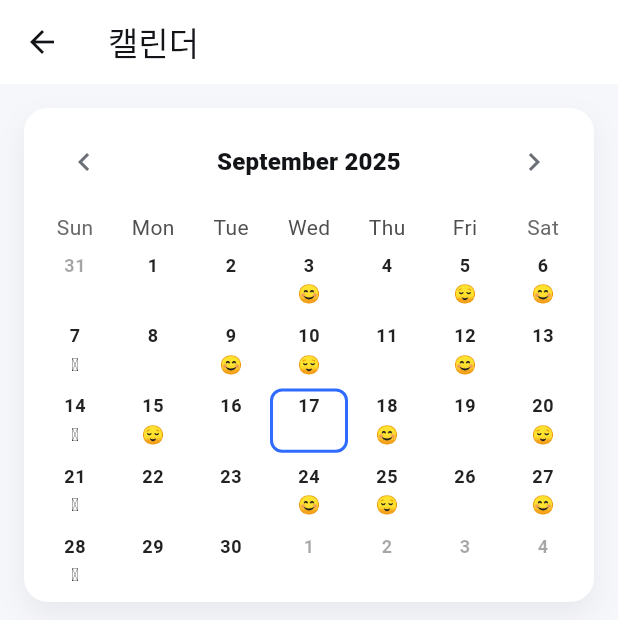
After one commit to mmiemmiedevelop/flutter_mind_avenue, a Flutter app: the screen it shows after launch, after a tap on the "calendar today" icon, on a phone screen of 412 x 824 dp. The commit adds this screen. Shown: the top 620 px of the screen. Run offline on Flutter 3.47's test engine with Material 3 defaults, Android fonts, the phone set to English and light mode, and no system bars; drawn by our look-alikes of table_calendar.

Commit message:
feat: 캘린더뷰 임시

```diff
--- a/lib/app.dart
+++ b/lib/app.dart
@@ -1,5 +1,6 @@
 import 'package:flutter/material.dart';
 import 'views/home/home_view.dart';
+import 'views/calendar/calendar_view.dart';
 
 class App extends StatelessWidget {
   const App({super.key});
@@ -11,7 +12,10 @@ class App extends StatelessWidget {
       theme: ThemeData(
         colorScheme: ColorScheme.fromSeed(seedColor: Colors.deepPurple),
       ),
-      routes: {'/': (context) => const HomeView()},
+      routes: {
+        '/': (context) => const HomeView(),
+        '/calendar': (context) => const CalendarView(),
+      },
     );
   }
 }
--- /dev/null
+++ b/lib/views/calendar/calendar_view.dart
@@ -0,0 +1,222 @@
+import 'package:flutter/material.dart';
+import 'package:table_calendar/table_calendar.dart';
+
+/// 만년달력: 기본 캘린더(table_calendar) + 날짜별 이모지 표시
+class CalendarView extends StatefulWidget {
+  const CalendarView({super.key});
+
+  @override
+  State<CalendarView> createState() => _CalendarViewState();
+}
+
+class _CalendarViewState extends State<CalendarView> {
+  late DateTime _focusedDay;
+  DateTime? _selectedDay;
+
+  // 날짜별 이모지 데이터 (샘플)
+  // 실제로는 로컬/서버/DB 연동하여 로드하면 됩니다.
+  final Map<DateTime, String> _emojiByDay = {};
+
+  @override
+  void initState() {
+    super.initState();
+    _focusedDay = DateTime.now();
+    _selectedDay = DateTime.now();
+
+    // 데모용: 이번 달 며칠에 임의 이모지 채우기
+    final now = DateTime.now();
+    for (int i = 1; i <= 28; i++) {
+      final date = DateTime(now.year, now.month, i);
+      if (i % 3 == 0) _emojiByDay[date] = '😊';
+      if (i % 5 == 0) _emojiByDay[date] = '😌';
+      if (i % 7 == 0) _emojiByDay[date] = '🥲';
+    }
+  }
+
+  // day 키를 map에서 안정적으로 찾기 위한 헬퍼 (연-월-일 단위로 비교)
+  bool _isSameDay(DateTime? a, DateTime? b) =>
+      a != null && b != null && isSameDay(a, b);
+
+  String? _emojiForDay(DateTime day) {
+    // 연-월-일만 유지
+    final key = DateTime(day.year, day.month, day.day);
+    return _emojiByDay[key];
+  }
+
+  @override
+  Widget build(BuildContext context) {
+    final theme = Theme.of(context);
+
+    return Scaffold(
+      backgroundColor: const Color(0xFFF6F7FB),
+      appBar: AppBar(
+        title: const Text('캘린더'),
+        backgroundColor: Colors.white,
+        foregroundColor: const Color(0xFF121417),
+        elevation: 0,
+      ),
+      body: SafeArea(
+        child: Padding(
+          padding: const EdgeInsets.all(16),
+          child: LayoutBuilder(
+            builder: (context, constraints) {
+              // 가용 너비를 기준으로 셀 높이를 산출하여 다양한 화면에서 자동 레이아웃
+              final availableWidth = constraints.maxWidth - 16; // 컨테이너 내부 여백 감안
+              final computedRowHeight = (availableWidth / 7) * 0.9;
+              final rowHeight = computedRowHeight.clamp(44.0, 56.0);
+
+              return SingleChildScrollView(
+                physics: const BouncingScrollPhysics(),
+                child: Container(
+                  decoration: BoxDecoration(
+                    color: Colors.white,
+                    borderRadius: BorderRadius.circular(16),
+                    boxShadow: [
+                      BoxShadow(
+                        color: Colors.black.withOpacity(0.06),
+                        blurRadius: 16,
+                        offset: const Offset(0, 8),
+                      ),
+                    ],
+                  ),
+                  padding: const EdgeInsets.symmetric(
+                    horizontal: 8,
+                    vertical: 4,
+                  ),
+                  child: TableCalendar<String>(
+                    rowHeight: rowHeight.toDouble(),
+                    daysOfWeekHeight: (rowHeight * 0.5).toDouble(),
+                    firstDay: DateTime.utc(1970, 1, 1),
+                    lastDay: DateTime.utc(2100, 12, 31),
+                    focusedDay: _focusedDay,
+                    startingDayOfWeek: StartingDayOfWeek.sunday,
+                    headerStyle: HeaderStyle(
+                      titleCentered: true,
+                      formatButtonVisible: false,
+                      leftChevronIcon: const Icon(
+                        Icons.chevron_left,
+                        color: Color(0xFF6B6F76),
+                      ),
+                      rightChevronIcon: const Icon(
+                        Icons.chevron_right,
+                        color: Color(0xFF6B6F76),
+                      ),
+                      titleTextStyle: theme.textTheme.titleMedium!.copyWith(
+                        fontWeight: FontWeight.w800,
+                        color: const Color(0xFF121417),
+                      ),
+                    ),
+                    calendarStyle: CalendarStyle(
+                      isTodayHighlighted: true,
+                      todayDecoration: BoxDecoration(
+                        border: Border.all(
+                          color: const Color(0xFF2F6BFF),
+                          width: 2,
+                        ),
+                        color: Colors.transparent,
+                        borderRadius: BorderRadius.circular(8),
+                      ),
+                      selectedDecoration: BoxDecoration(
+                        color: const Color(0xFF2F6BFF).withOpacity(0.12),
+                        border: Border.all(
+                          color: const Color(0xFF2F6BFF),
+                          width: 2,
+                        ),
+                        borderRadius: BorderRadius.circular(8),
+                      ),
+                      outsideDaysVisible: true,
+                      defaultTextStyle: const TextStyle(fontSize: 12),
+                      weekendTextStyle: const TextStyle(fontSize: 12),
+                      disabledTextStyle: const TextStyle(fontSize: 12),
+                    ),
+                    selectedDayPredicate: (day) =>
+                        _isSameDay(_selectedDay, day),
+                    onDaySelected: (selectedDay, focusedDay) {
+                      setState(() {
+                        _selectedDay = selectedDay;
+                        _focusedDay = focusedDay;
+                      });
+                    },
+                    onPageChanged: (focusedDay) => _focusedDay = focusedDay,
+                    calendarBuilders: CalendarBuilders<String>(
+                      defaultBuilder: (context, day, focusedDay) => _DayCell(
+                        day: day,
+                        emoji: _emojiForDay(day),
+                        isSelected: _isSameDay(day, _selectedDay),
+                      ),
+                      todayBuilder: (context, day, focusedDay) => _DayCell(
+                        day: day,
+                        emoji: _emojiForDay(day),
+                        isSelected: _isSameDay(day, _selectedDay),
+                        isToday: true,
+                      ),
+                      selectedBuilder: (context, day, focusedDay) => _DayCell(
+                        day: day,
+                        emoji: _emojiForDay(day),
+                        isSelected: true,
+                      ),
+                      outsideBuilder: (context, day, focusedDay) => Opacity(
+                        opacity: 0.4,
+                        child: _DayCell(
+                          day: day,
+                          emoji: _emojiForDay(day),
+                          isSelected: _isSameDay(day, _selectedDay),
+                        ),
+                      ),
+                    ),
+                  ),
+                ),
+              );
+            },
+          ),
+        ),
+      ),
+    );
+  }
+}
+
+class _DayCell extends StatelessWidget {
+  final DateTime day;
+  final String? emoji;
+  final bool isSelected;
+  final bool isToday;
+
+  const _DayCell({
+    required this.day,
+    required this.emoji,
+    required this.isSelected,
+    this.isToday = false,
+  });
+
+  @override
+  Widget build(BuildContext context) {
+    final textTheme = Theme.of(context).textTheme;
+
+    return Padding(
+      padding: const EdgeInsets.symmetric(vertical: 2),
+      child: Container(
+        decoration: isSelected || isToday
+            ? BoxDecoration(
+                border: Border.all(color: const Color(0xFF2F6BFF), width: 2),
+                borderRadius: BorderRadius.circular(8),
+              )
+            : null,
+        child: Column(
+          mainAxisAlignment: MainAxisAlignment.center,
+          children: [
+            Text(
+              '${day.day}',
+              style: textTheme.bodySmall?.copyWith(
+                color: const Color(0xFF222222),
+                fontWeight: FontWeight.w600,
+                fontSize: 12,
+              ),
+            ),
+            const SizedBox(height: 2),
+            Text(emoji ?? '', style: const TextStyle(fontSize: 12)),
+          ],
+        ),
+      ),
+    );
+  }
+}
--- a/lib/views/home/home_view.dart
+++ b/lib/views/home/home_view.dart
@@ -145,7 +145,10 @@ class _HeaderSection extends StatelessWidget {
             const SizedBox(width: 12),
             Row(
               children: [
-                const IconBadge(icon: Icons.calendar_today_outlined),
+                IconBadge(
+                  icon: Icons.calendar_today_outlined,
+                  onTap: () => Navigator.of(context).pushNamed('/calendar'),
+                ),
                 const SizedBox(width: 8),
                 const IconBadge(icon: Icons.sunny),
               ],
--- a/lib/widgets/icon_badge.dart
+++ b/lib/widgets/icon_badge.dart
@@ -2,18 +2,27 @@ import 'package:flutter/material.dart';
 
 /// ---- 공통 아이콘 배지 -----------------------------------------------------
 class IconBadge extends StatelessWidget {
-  const IconBadge({super.key, required this.icon});
+  const IconBadge({super.key, required this.icon, this.onTap});
 
   final IconData icon;
+  final VoidCallback? onTap;
 
   @override
   Widget build(BuildContext context) {
-    return Container(
+    final borderRadius = BorderRadius.circular(10);
+    return Material(
+      color: Colors.white,
+      borderRadius: borderRadius,
+      elevation: 0,
+      child: InkWell(
+        onTap: onTap,
+        borderRadius: borderRadius,
+        child: Container(
           width: 36,
           height: 36,
           decoration: BoxDecoration(
             color: Colors.white,
-        borderRadius: BorderRadius.circular(10),
+            borderRadius: borderRadius,
             boxShadow: const [
               BoxShadow(
                 color: Color(0x1A1C1E21),
@@ -23,6 +32,8 @@ class IconBadge extends StatelessWidget {
             ],
           ),
           child: Icon(icon, size: 18, color: const Color(0xFF6B6F76)),
+        ),
+      ),
     );
   }
 }
--- a/pubspec.yaml
+++ b/pubspec.yaml
@@ -34,6 +34,7 @@ dependencies:
   # The following adds the Cupertino Icons font to your application.
   # Use with the CupertinoIcons class for iOS style icons.
   cupertino_icons: ^1.0.8
+  table_calendar: ^3.1.2
 
 dev_dependencies:
   flutter_test:
```
Lines whose indentation alone changed are shown as unchanged.
